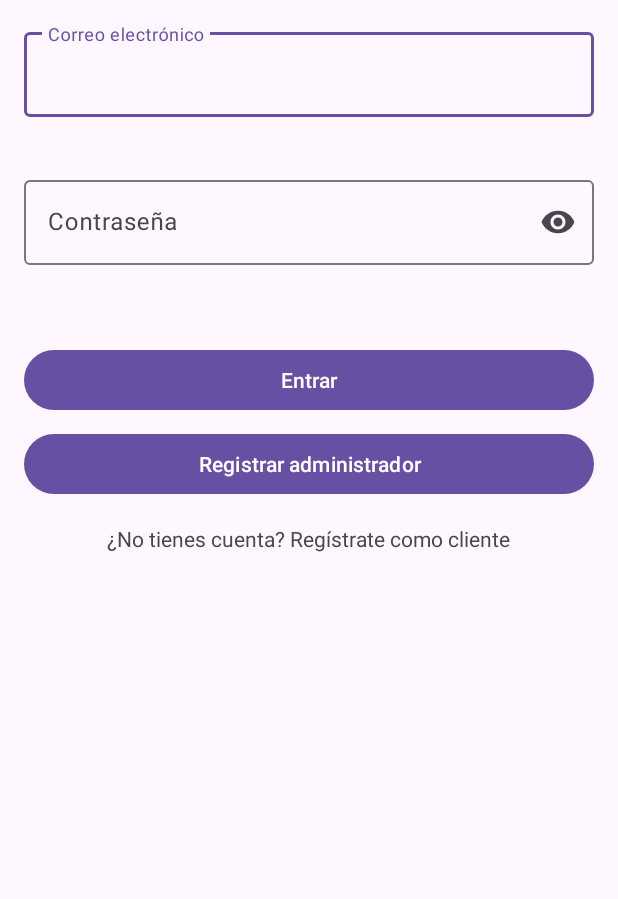
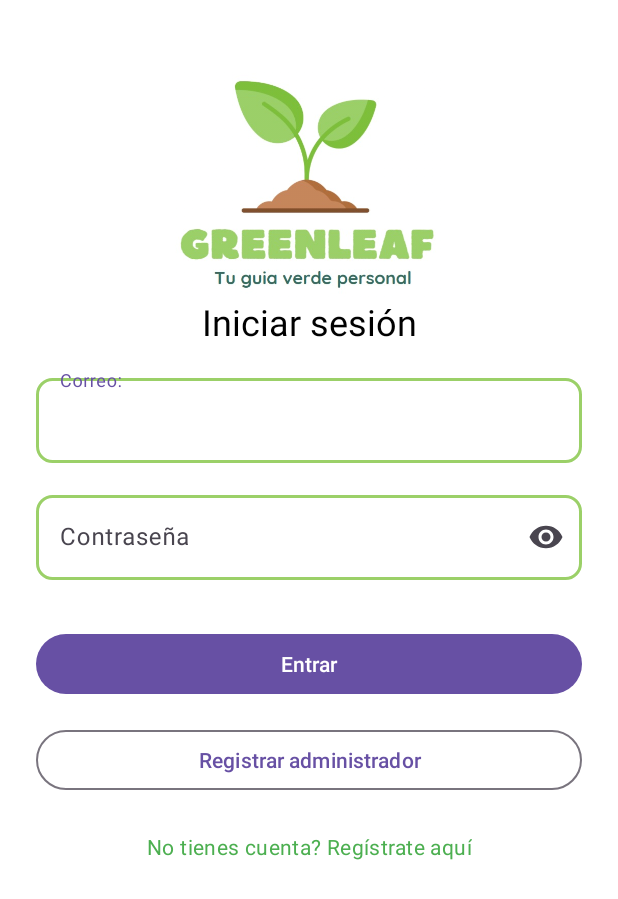
Before and after one commit to AxellSC/GreenLeaf-V1.0.0, an Android app: the screen it shows after launch (LoginActivity), on a phone screen of 412 x 824 dp. Shown: the top 899 px of the screen. Run offline under Robolectric (Android 15) with nearby library versions, the phone set to English and light mode, and no system bars; our stand-ins replace Firebase (no records; nobody signed in at launch, a user with empty details on screens opened directly).

Commit message:
diseño de registros y login

```diff
--- a/app/src/main/res/layout/activity_login.xml
+++ b/app/src/main/res/layout/activity_login.xml
@@ -1,79 +1,123 @@
 <?xml version="1.0" encoding="utf-8"?>
-<layout xmlns:android="http://schemas.android.com/apk/res/android"
-    xmlns:app="http://schemas.android.com/apk/res-auto">
-
-    <data />
-
-    <ScrollView
+<androidx.core.widget.NestedScrollView xmlns:android="http://schemas.android.com/apk/res/android"
+    xmlns:app="http://schemas.android.com/apk/res-auto"
     android:layout_width="match_parent"
     android:layout_height="match_parent"
-        android:padding="16dp">
+    android:padding="24dp"
+    android:background="@color/white">
 
-        <LinearLayout
+    <androidx.constraintlayout.widget.ConstraintLayout
         android:layout_width="match_parent"
+        android:layout_height="wrap_content">
+
+        <!-- Logo de la aplicación ("greenleaf_icon.png") -->
+        <ImageView
+            android:id="@+id/ivLogo"
+            android:layout_width="wrap_content"
+            android:layout_height="150dp"
+            android:layout_marginTop="24dp"
+            android:layout_marginBottom="16dp"
+            android:src="@drawable/greenleaf_icon"
+            app:layout_constraintTop_toTopOf="parent"
+            app:layout_constraintStart_toStartOf="parent"
+            app:layout_constraintEnd_toEndOf="parent"
+            android:adjustViewBounds="true"
+            android:scaleType="centerCrop" />
+
+        <!-- Título: "Iniciar sesión" -->
+        <TextView
+            android:id="@+id/tvLoginTitle"
+            android:layout_width="wrap_content"
             android:layout_height="wrap_content"
-            android:orientation="vertical">
+            android:layout_marginBottom="24dp"
+            android:textColor="@color/black"
+            android:text="Iniciar sesión"
+            android:textAppearance="?attr/textAppearanceHeadlineSmall"
+            app:layout_constraintTop_toBottomOf="@id/ivLogo"
+            app:layout_constraintStart_toStartOf="parent"
+            app:layout_constraintEnd_toEndOf="parent" />
 
-            <!-- Email -->
+        <!-- Campo de correo -->
         <com.google.android.material.textfield.TextInputLayout
             android:id="@+id/tilEmail"
-                android:layout_width="match_parent"
+            style="@style/Widget.Material3.TextInputLayout.OutlinedBox"
+            android:layout_width="0dp"
             android:layout_height="wrap_content"
-                android:hint="Correo electrónico"
-                app:errorEnabled="true"
-                android:paddingBottom="8dp">
+            android:hint="@string/email_label"
+            app:layout_constraintTop_toBottomOf="@id/tvLoginTitle"
+            app:layout_constraintStart_toStartOf="parent"
+            app:layout_constraintEnd_toEndOf="parent"
+            android:layout_marginTop="16dp">
 
             <com.google.android.material.textfield.TextInputEditText
                 android:id="@+id/etEmail"
                 android:layout_width="match_parent"
                 android:layout_height="wrap_content"
-                    android:inputType="textEmailAddress" />
+                android:inputType="textEmailAddress"
+                android:background="@drawable/input_bg"
+                android:imeOptions="actionNext" />
         </com.google.android.material.textfield.TextInputLayout>
 
-            <!-- Contraseña -->
+        <!-- Campo de contraseña -->
         <com.google.android.material.textfield.TextInputLayout
             android:id="@+id/tilPassword"
-                android:layout_width="match_parent"
+            style="@style/Widget.Material3.TextInputLayout.OutlinedBox"
+            android:layout_width="0dp"
             android:layout_height="wrap_content"
-                android:hint="Contraseña"
-                android:layout_marginTop="8dp"
-                app:errorEnabled="true"
+            android:hint="@string/password_label"
             app:endIconMode="password_toggle"
-                app:errorIconDrawable="@null"
-                android:paddingBottom="16dp">
+            app:layout_constraintTop_toBottomOf="@id/tilEmail"
+            app:layout_constraintStart_toStartOf="parent"
+            app:layout_constraintEnd_toEndOf="parent"
+            android:layout_marginTop="16dp">
 
             <com.google.android.material.textfield.TextInputEditText
                 android:id="@+id/etPassword"
                 android:layout_width="match_parent"
                 android:layout_height="wrap_content"
-                    android:inputType="textPassword" />
+                android:background="@drawable/input_bg"
+                android:inputType="textPassword"
+                android:imeOptions="actionDone" />
         </com.google.android.material.textfield.TextInputLayout>
 
-            <!-- Entrar -->
-            <Button
+        <!-- Botón Iniciar sesión -->
+        <com.google.android.material.button.MaterialButton
             android:id="@+id/btnLogin"
-                android:layout_width="match_parent"
+            android:layout_width="0dp"
             android:layout_height="wrap_content"
             android:text="Entrar"
+            app:layout_constraintTop_toBottomOf="@id/tilPassword"
+            app:layout_constraintStart_toStartOf="parent"
+            app:layout_constraintEnd_toEndOf="parent"
+            android:layout_marginTop="32dp" />
+
+        <!-- Botón Registrar Admin -->
+        <com.google.android.material.button.MaterialButton
+            android:id="@+id/btnRegisterAdmin"
+            style="@style/Widget.Material3.Button.OutlinedButton"
+            android:layout_width="0dp"
+            android:layout_height="wrap_content"
+            android:text="Registrar administrador"
+            app:layout_constraintTop_toBottomOf="@id/btnLogin"
+            app:layout_constraintStart_toStartOf="parent"
+            app:layout_constraintEnd_toEndOf="parent"
             android:layout_marginTop="16dp" />
 
-            <!-- Registrar Administrador -->
-            <Button
-                android:id="@+id/btnRegisterAdmin"
-                android:layout_width="match_parent"
-                android:layout_height="wrap_content"
-                android:text="Registrar administrador"
-                android:layout_marginTop="8dp" />
-
-            <!-- Registro Cliente -->
+        <!-- Texto: "¿No tienes cuenta? Regístrate" para clientes -->
         <TextView
             android:id="@+id/tvRegisterClient"
             android:layout_width="wrap_content"
             android:layout_height="wrap_content"
-                android:text="¿No tienes cuenta? Regístrate como cliente"
-                android:layout_gravity="center_horizontal"
-                android:layout_marginTop="16dp" />
+            android:layout_marginTop="24dp"
+            android:clickable="true"
+            android:focusable="true"
+            android:minHeight="48dp"
+            android:text="No tienes cuenta? Regístrate aquí"
+            android:textAppearance="?attr/textAppearanceBodyMedium"
+            android:textColor="@color/green"
+            app:layout_constraintEnd_toEndOf="parent"
+            app:layout_constraintStart_toStartOf="parent"
+            app:layout_constraintTop_toBottomOf="@id/btnRegisterAdmin" />
 
-        </LinearLayout>
-    </ScrollView>
-</layout>
+    </androidx.constraintlayout.widget.ConstraintLayout>
+</androidx.core.widget.NestedScrollView>
--- a/app/src/main/res/values/colors.xml
+++ b/app/src/main/res/values/colors.xml
@@ -10,4 +10,5 @@
     <color name="greenA">#9BD068</color>
     <color name="purple">#8f558f</color>
     <color name="purple2">#906B90</color>
+    <color name="primary_green">#4CAF50</color>
 </resources>
--- a/app/src/main/res/values/strings.xml
+++ b/app/src/main/res/values/strings.xml
@@ -1,3 +1,10 @@
 <resources>
     <string name="app_name">GreenLeaf_V1.0.0</string>
+    <string name="profile_image">Foto de perfil</string>
+    <string name="email_label">Correo:</string>
+    <string name="password_label">Contraseña</string>
+    <string name="role_label">Tipo de usuario:</string>
+    <string name="change">Cambiar</string>
+    <string name="show_hide_pwd">Mostrar/Ocultar contraseña</string>
+    <string name="logout">Cerrar sesión</string>
 </resources>
```
Also changed, not shown: app/build.gradle.kts (+18 -0 lines), app/src/main/java/com/example/greenleaf_v100/viewmodel/LoginViewModel.kt (+20 -33 lines), app/src/main/res/layout/activity_registro_admin.xml (+9 -1 lines), app/src/main/res/layout/activity_registro_clientes.xml (+15 -7 lines). Lines whose indentation alone changed are shown as unchanged.
